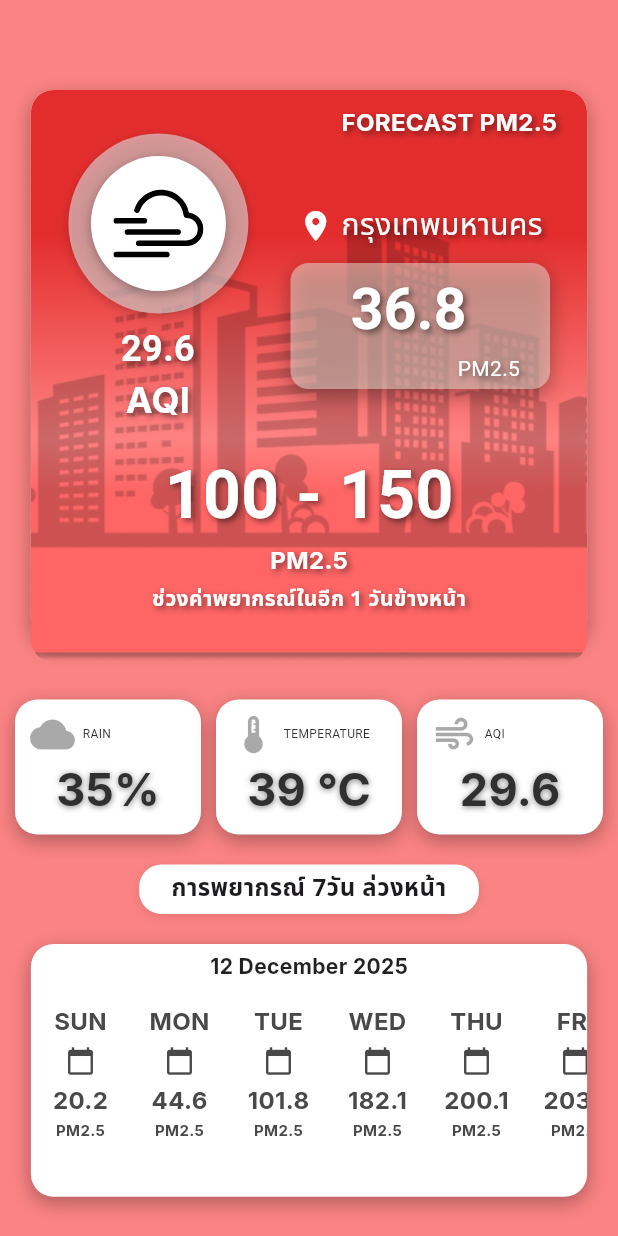
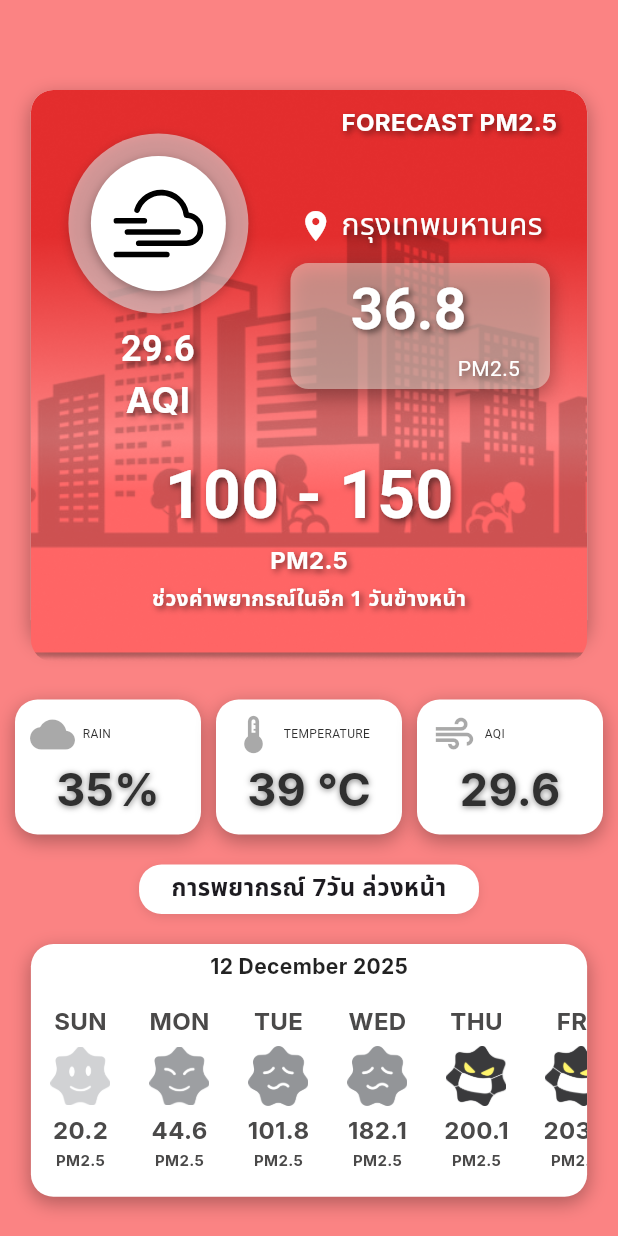
Before and after one commit to teeprakorn1/pm2_flutter_project, a Flutter app: the HomeScreen screen opened directly, on a phone screen of 412 x 824 dp. Run offline on Flutter 3.47's test engine with Material 3 defaults, Android fonts, the phone set to English and light mode, and no system bars; our stand-ins replace flutter_map, flutter_svg, latlong2, location, shared_preferences; accounts and stored records are empty.

Commit message:
VERSION 0.4.2

```diff
--- a/lib/screens/home_screen.dart
+++ b/lib/screens/home_screen.dart
@@ -412,10 +412,23 @@ class HomeScreen extends StatelessWidget {
                       child: Row(
                         children: List.generate(7, (index) {
                           List<String> daysOfWeek = ['SUN', 'MON', 'TUE', 'WED', 'THU', 'FRI', 'SAT'];
-                          List<String> pmValues = ['20.2', '44.6', '101.8', '182.1', '200.1', '203.1', '205.1'];
+                          List<double> pmValues = [20.2, 44.6, 101.8, 182.1, 200.1, 203.1, 205.1]; // เปลี่ยนเป็น double
                           String day = daysOfWeek[index];
-                          String pm = pmValues[index];
-
+                          double pm = pmValues[index];
+                          String iconPath;
+                          if (pm >= 200) {
+                            iconPath = 'assets/icons/pm-5-icon.png';
+                          } else if (pm >= 100) {
+                            iconPath = 'assets/icons/pm-3-icon.png';
+                          } else if (pm >= 50) {
+                            iconPath = 'assets/icons/pm-2-icon.png';
+                          } else if (pm >= 25) {
+                            iconPath = 'assets/icons/pm-2-icon.png';
+                          } else if (pm >= 0) {
+                            iconPath = 'assets/icons/pm-1-icon.png';
+                          } else {
+                            iconPath = 'assets/icons/pm-1-icon.png';
+                          }
                           return Padding(
                             padding: const EdgeInsets.symmetric(horizontal: 8.0),
                             child: Container(
@@ -434,14 +447,14 @@ class HomeScreen extends StatelessWidget {
                                     ),
                                   ),
                                   SizedBox(height: 5),
-                                  Icon(
-                                    Icons.calendar_today,
-                                    size: 20 * scaleFactor,
-                                    color: Color(0xFF4A4949),
+                                  Image.asset(
+                                    iconPath,
+                                    width: 40 * scaleFactor,
+                                    height: 40 * scaleFactor,
                                   ),
                                   SizedBox(height: 5),
                                   Text(
-                                    pm,
+                                    pm.toStringAsFixed(1), // แสดงค่า PM1 ตำแหน่งทศนิยม
                                     style: TextStyle(
                                       color: Color(0xFF4A4949),
                                       fontSize: 16 * scaleFactor,
--- a/pubspec.yaml
+++ b/pubspec.yaml
@@ -39,6 +39,11 @@ flutter:
     - assets/images/onboarding_thailand_map.png
     - assets/images/building-wallpaper.png
     - assets/images/city-wallpaper.png
+    - assets/icons/pm-1-icon.png
+    - assets/icons/pm-2-icon.png
+    - assets/icons/pm-2-icon.png
+    - assets/icons/pm-3-icon.png
+    - assets/icons/pm-5-icon.png
     - assets/icons/heart-icon.svg
     - assets/icons/cloud-haze-icon.svg
 
```
Also changed, not shown: assets/icons/pm-1-icon.png (added), assets/icons/pm-2-icon.png (added), assets/icons/pm-3-icon.png (added), assets/icons/pm-4-icon.png (added), assets/icons/pm-5-icon.png (added).
